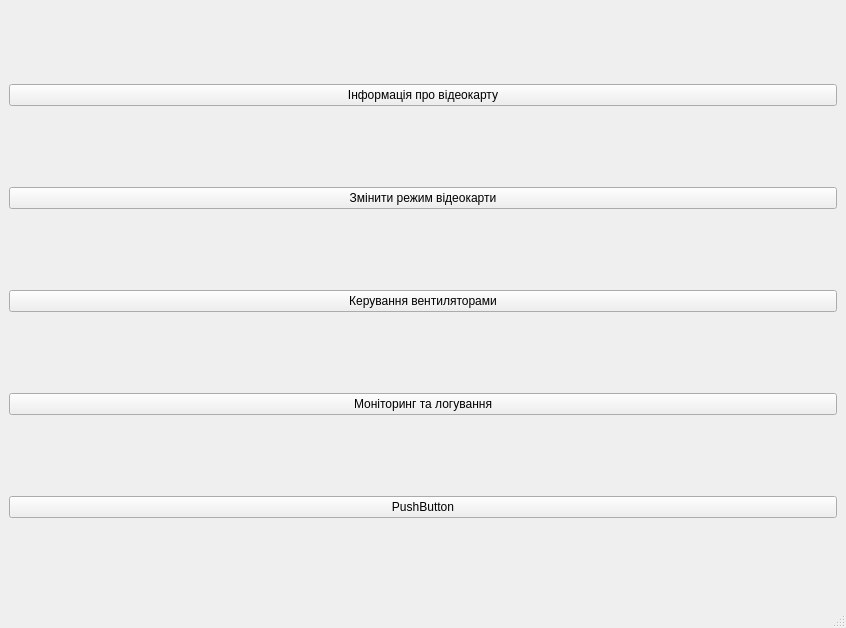
Above: mainwindow.ui from JMrMark/VideoCardController before the change. Below: the same form after it.
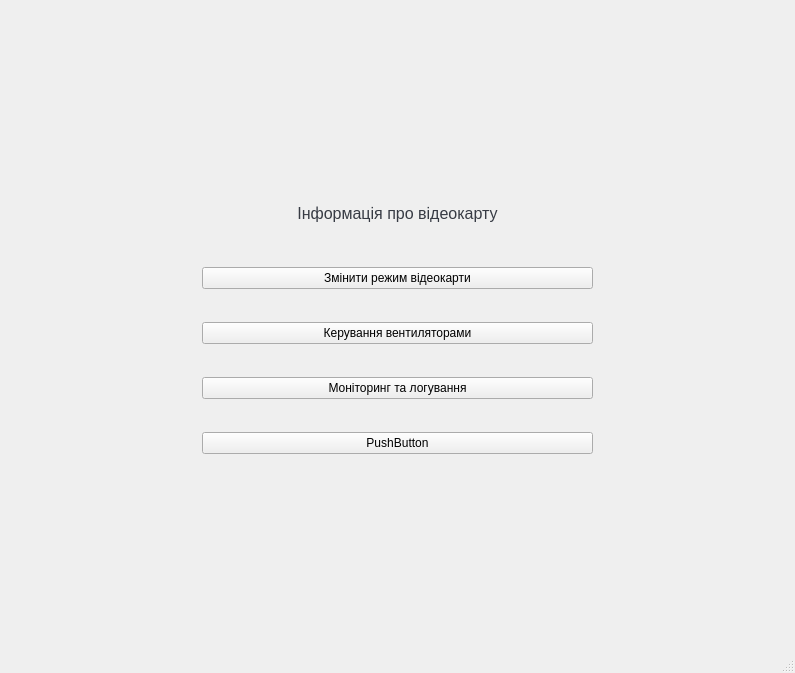
That is the form after the change.

What changed in the file:
```diff
--- a/mainwindow.ui
+++ b/mainwindow.ui
@@ -6,64 +6,93 @@
    <rect>
     <x>0</x>
     <y>0</y>
-    <width>846</width>
-    <height>628</height>
+    <width>795</width>
+    <height>673</height>
    </rect>
   </property>
   <property name="windowTitle">
    <string>MainWindow</string>
   </property>
+  <property name="styleSheet">
+   <string notr="true">
+button {
+  --b: 3px;   /* border thickness */
+  --s: .45em; /* size of the corner */
+  --color: #373B44;
+  
+  padding: calc(.5em + var(--s)) calc(.9em + var(--s));
+  color: var(--color);
+  --_p: var(--s);
+  background:
+    conic-gradient(from 90deg at var(--b) var(--b),#0000 90deg,var(--color) 0)
+    var(--_p) var(--_p)/calc(100% - var(--b) - 2*var(--_p)) calc(100% - var(--b) - 2*var(--_p));
+  transition: .3s linear, color 0s, background-color 0s;
+  outline: var(--b) solid #0000;
+  outline-offset: .6em;
+  font-size: 16px;
+
+  border: 0;
+
+  user-select: none;
+  -webkit-user-select: none;
+  touch-action: manipulation;
+}
+
+button:hover,
+button:focus-visible{
+  --_p: 0px;
+  outline-color: var(--color);
+  outline-offset: .05em;
+}
+
+button:active {
+  background: var(--color);
+  color: #fff;
+}</string>
+  </property>
   <widget class="QWidget" name="centralwidget">
-   <layout class="QGridLayout" name="gridLayout_8">
-    <item row="7" column="5">
-     <layout class="QVBoxLayout" name="verticalLayout_3"/>
+   <layout class="QGridLayout" name="gridLayout_8" rowstretch="1,1,1,1" columnstretch="1,1,1,1">
+    <item row="1" column="3">
+     <spacer name="horizontalSpacer_2">
+      <property name="orientation">
+       <enum>Qt::Orientation::Horizontal</enum>
+      </property>
+      <property name="sizeHint" stdset="0">
+       <size>
+        <width>40</width>
+        <height>20</height>
+       </size>
+      </property>
+     </spacer>
     </item>
-    <item row="7" column="6">
-     <layout class="QVBoxLayout" name="verticalLayout_4"/>
-    </item>
-    <item row="2" column="0">
-     <layout class="QVBoxLayout" name="verticalLayout_6"/>
-    </item>
-    <item row="7" column="2">
-     <layout class="QHBoxLayout" name="horizontalLayout"/>
-    </item>
-    <item row="5" column="0">
-     <layout class="QGridLayout" name="gridLayout_5"/>
-    </item>
-    <item row="7" column="3">
-     <layout class="QVBoxLayout" name="verticalLayout"/>
-    </item>
-    <item row="4" column="0">
-     <layout class="QGridLayout" name="gridLayout"/>
-    </item>
-    <item row="7" column="0">
-     <layout class="QGridLayout" name="gridLayout_7"/>
-    </item>
-    <item row="0" column="0">
-     <layout class="QVBoxLayout" name="verticalLayout_8"/>
-    </item>
-    <item row="7" column="1">
-     <layout class="QGridLayout" name="gridLayout_9"/>
-    </item>
-    <item row="3" column="0">
-     <layout class="QVBoxLayout" name="verticalLayout_5"/>
-    </item>
-    <item row="6" column="0">
-     <layout class="QGridLayout" name="gridLayout_6"/>
-    </item>
-    <item row="7" column="4">
-     <layout class="QVBoxLayout" name="verticalLayout_2"/>
-    </item>
-    <item row="1" column="0">
-     <layout class="QVBoxLayout" name="verticalLayout_7"/>
-    </item>
-    <item row="7" column="7">
-     <layout class="QVBoxLayout" name="verticalLayout_9"/>
-    </item>
-    <item row="2" column="3" rowspan="4" colspan="2">
+    <item row="1" column="1" rowspan="2" colspan="2">
      <layout class="QVBoxLayout" name="verticalLayout_10">
       <item>
        <widget class="QPushButton" name="infoCard_b">
+        <property name="styleSheet">
+         <string notr="true">QPushButton {
+    border: 3px solid transparent;
+    padding: 8px 14px;
+    font-size: 16px;
+    color: #373B44;
+    background-color: transparent;
+    background-image: conical-gradient(from 90deg, transparent 90deg, #373B44 90deg);
+    background-position: center;
+    background-repeat: no-repeat;
+    background-origin: content;
+    outline: none;
+}
+
+QPushButton:hover, QPushButton:focus {
+    border-color: #373B44;
+    outline: none;
+}
+
+QPushButton:pressed {
+    background-color: #373B44;
+    color: white;
+}</string>
+        </property>
         <property name="text">
          <string>Інформація про відеокарту</string>
         </property>
@@ -99,6 +128,45 @@
       </item>
      </layout>
     </item>
+    <item row="1" column="0">
+     <spacer name="horizontalSpacer">
+      <property name="orientation">
+       <enum>Qt::Orientation::Horizontal</enum>
+      </property>
+      <property name="sizeHint" stdset="0">
+       <size>
+        <width>40</width>
+        <height>20</height>
+       </size>
+      </property>
+     </spacer>
+    </item>
+    <item row="0" column="1">
+     <spacer name="verticalSpacer">
+      <property name="orientation">
+       <enum>Qt::Orientation::Vertical</enum>
+      </property>
+      <property name="sizeHint" stdset="0">
+       <size>
+        <width>20</width>
+        <height>40</height>
+       </size>
+      </property>
+     </spacer>
+    </item>
+    <item row="3" column="1">
+     <spacer name="verticalSpacer_2">
+      <property name="orientation">
+       <enum>Qt::Orientation::Vertical</enum>
+      </property>
+      <property name="sizeHint" stdset="0">
+       <size>
+        <width>20</width>
+        <height>40</height>
+       </size>
+      </property>
+     </spacer>
+    </item>
    </layout>
   </widget>
   <widget class="QMenuBar" name="menubar">
```
Left out of the diff: 2 changed lines with no effect on the pictures.
